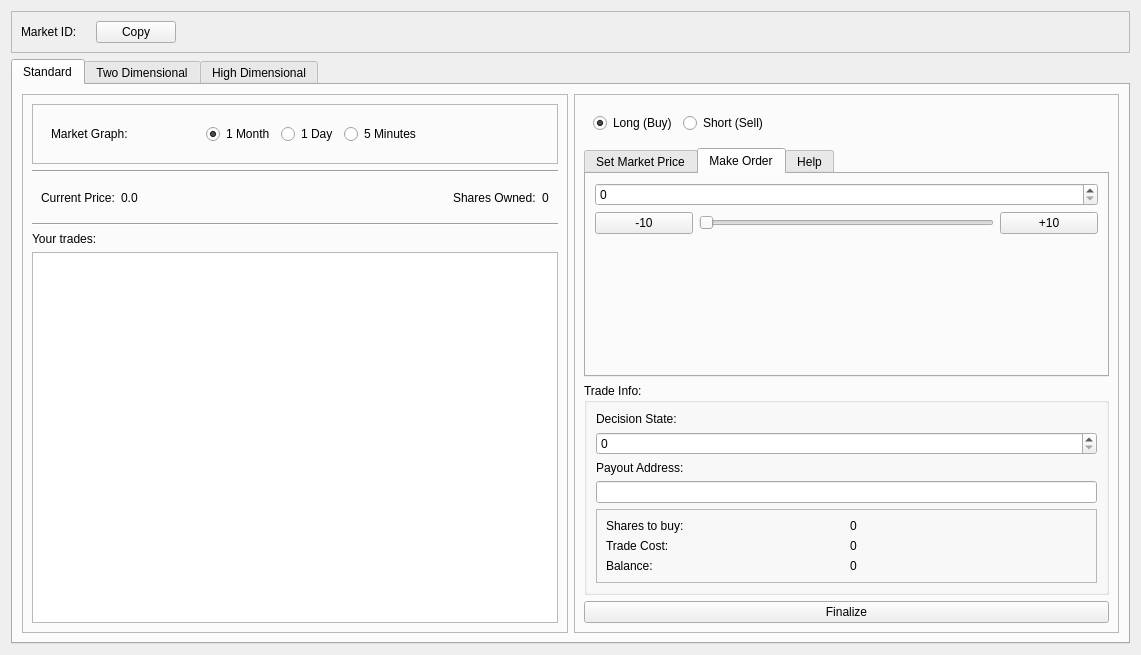
bitjson/hivemind, file src/qt/forms/markettradeview.ui: the form before one commit.
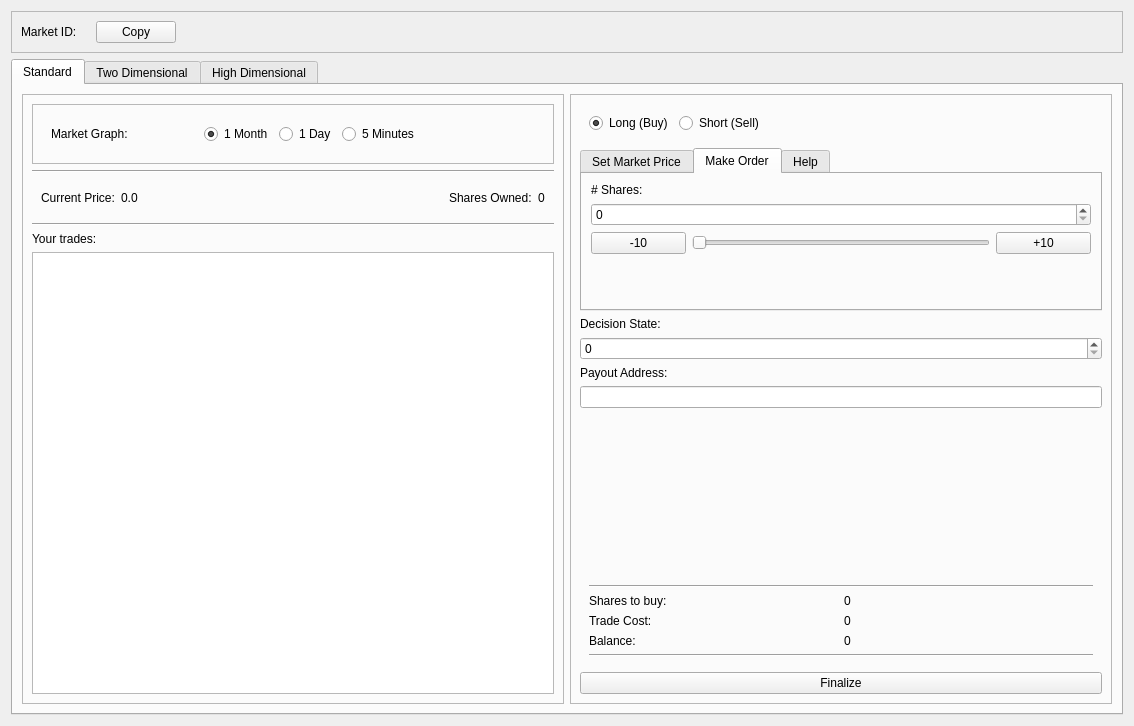
The form after the commit. Icons and pictures are not drawn.

Commit message: Update trade view

Diff of the .ui file:
```diff
--- a/src/qt/forms/markettradeview.ui
+++ b/src/qt/forms/markettradeview.ui
@@ -6,8 +6,8 @@
    <rect>
     <x>0</x>
     <y>0</y>
-    <width>1141</width>
-    <height>655</height>
+    <width>1134</width>
+    <height>726</height>
    </rect>
   </property>
   <property name="windowTitle">
@@ -406,14 +406,14 @@
               <string>Make Order</string>
              </attribute>
              <layout class="QGridLayout" name="gridLayout_2">
-              <item row="1" column="0">
+              <item row="2" column="0">
                <widget class="QPushButton" name="pushButtonMinus10">
                 <property name="text">
                  <string>-10</string>
                 </property>
                </widget>
               </item>
-              <item row="0" column="0" colspan="5">
+              <item row="1" column="0" colspan="5">
                <widget class="QSpinBox" name="spinBoxShares">
                 <property name="sizePolicy">
                  <sizepolicy hsizetype="Minimum" vsizetype="Fixed">
@@ -427,19 +427,22 @@
                   <height>0</height>
                  </size>
                 </property>
+                <property name="suffix">
+                 <string/>
+                </property>
                 <property name="maximum">
                  <number>999999999</number>
                 </property>
                </widget>
               </item>
-              <item row="1" column="4">
+              <item row="2" column="4">
                <widget class="QPushButton" name="pushButtonPlus10">
                 <property name="text">
                  <string>+10</string>
                 </property>
                </widget>
               </item>
-              <item row="1" column="1" colspan="3">
+              <item row="2" column="1" colspan="3">
                <widget class="QSlider" name="horizontalSliderNumberShares">
                 <property name="maximum">
                  <number>256</number>
@@ -449,7 +452,7 @@
                 </property>
                </widget>
               </item>
-              <item row="2" column="0" colspan="5">
+              <item row="3" column="0" colspan="5">
                <spacer name="verticalSpacer">
                 <property name="orientation">
                  <enum>Qt::Vertical</enum>
@@ -462,6 +465,13 @@
                 </property>
                </spacer>
               </item>
+              <item row="0" column="0">
+               <widget class="QLabel" name="label_3">
+                <property name="text">
+                 <string># Shares:</string>
+                </property>
+               </widget>
+              </item>
              </layout>
             </widget>
             <widget class="QWidget" name="tabHelp">
@@ -476,12 +486,43 @@
            </widget>
           </item>
           <item>
-           <widget class="QGroupBox" name="groupBox_2">
-            <property name="title">
-             <string>Trade Info:</string>
+           <widget class="QLabel" name="labelDecisionState">
+            <property name="text">
+             <string>Decision State:</string>
             </property>
-            <layout class="QGridLayout" name="gridLayout_4">
-             <item row="4" column="0">
+           </widget>
+          </item>
+          <item>
+           <widget class="QSpinBox" name="spinBoxState">
+            <property name="maximum">
+             <number>999999999</number>
+            </property>
+           </widget>
+          </item>
+          <item>
+           <widget class="QLabel" name="labelAddress">
+            <property name="text">
+             <string>Payout Address:</string>
+            </property>
+           </widget>
+          </item>
+          <item>
+           <widget class="QLineEdit" name="lineEditAddress"/>
+          </item>
+          <item>
+           <spacer name="verticalSpacer_3">
+            <property name="orientation">
+             <enum>Qt::Vertical</enum>
+            </property>
+            <property name="sizeHint" stdset="0">
+             <size>
+              <width>20</width>
+              <height>40</height>
+             </size>
+            </property>
+           </spacer>
+          </item>
+          <item>
               <widget class="QFrame" name="frame_5">
                <property name="sizePolicy">
                 <sizepolicy hsizetype="Preferred" vsizetype="Maximum">
@@ -490,78 +531,65 @@
                 </sizepolicy>
                </property>
                <property name="frameShape">
-                <enum>QFrame::StyledPanel</enum>
+             <enum>QFrame::NoFrame</enum>
                </property>
                <property name="frameShadow">
                 <enum>QFrame::Raised</enum>
                </property>
                <layout class="QGridLayout" name="gridLayout_5">
-                <item row="1" column="0">
+             <item row="4" column="0" colspan="2">
+              <widget class="Line" name="line_4">
+               <property name="orientation">
+                <enum>Qt::Horizontal</enum>
+               </property>
+              </widget>
+             </item>
+             <item row="2" column="0">
                  <widget class="QLabel" name="labelCost">
                   <property name="text">
                    <string>Trade Cost:</string>
                   </property>
                  </widget>
                 </item>
-                <item row="1" column="1">
+             <item row="2" column="1">
                  <widget class="QLabel" name="labelCostValue">
                   <property name="text">
                    <string>0</string>
                   </property>
                  </widget>
                 </item>
-                <item row="2" column="0">
+             <item row="3" column="0">
                  <widget class="QLabel" name="labelFunds">
                   <property name="text">
                    <string>Balance:</string>
                   </property>
                  </widget>
                 </item>
-                <item row="0" column="0">
+             <item row="1" column="0">
                  <widget class="QLabel" name="labelSharesToBuy">
                   <property name="text">
                    <string>Shares to buy:</string>
                   </property>
                  </widget>
                 </item>
-                <item row="0" column="1">
+             <item row="1" column="1">
                  <widget class="QLabel" name="labelSharesToBuyValue">
                   <property name="text">
                    <string>0</string>
                   </property>
                  </widget>
                 </item>
-                <item row="2" column="1">
+             <item row="3" column="1">
                  <widget class="QLabel" name="labelFundsValue">
                   <property name="text">
                    <string>0</string>
                   </property>
                  </widget>
                 </item>
-               </layout>
-              </widget>
-             </item>
-             <item row="3" column="0">
-              <widget class="QLineEdit" name="lineEditAddress"/>
-             </item>
-             <item row="0" column="0">
-              <widget class="QLabel" name="labelDecisionState">
-               <property name="text">
-                <string>Decision State:</string>
-               </property>
-              </widget>
-             </item>
-             <item row="2" column="0">
-              <widget class="QLabel" name="labelAddress">
-               <property name="text">
-                <string>Payout Address:</string>
-               </property>
-              </widget>
-             </item>
-             <item row="1" column="0">
-              <widget class="QSpinBox" name="spinBoxState">
-               <property name="maximum">
-                <number>999999999</number>
+             <item row="0" column="0" colspan="2">
+              <widget class="Line" name="line_3">
+               <property name="orientation">
+                <enum>Qt::Horizontal</enum>
                </property>
               </widget>
              </item>
@@ -585,8 +613,8 @@
             </property>
             <property name="iconSize">
              <size>
-              <width>20</width>
-              <height>20</height>
+              <width>40</width>
+              <height>40</height>
              </size>
             </property>
            </widget>
```
Left out of the diff: 9 changed lines with no effect on the pictures. Lines whose indentation alone changed are shown as unchanged.
